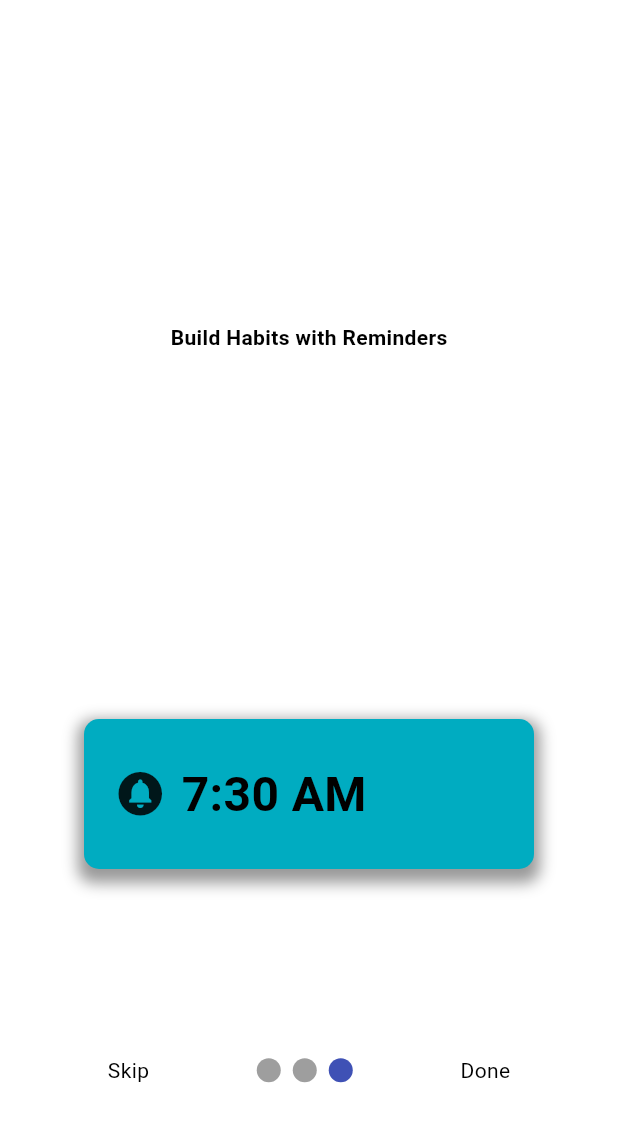
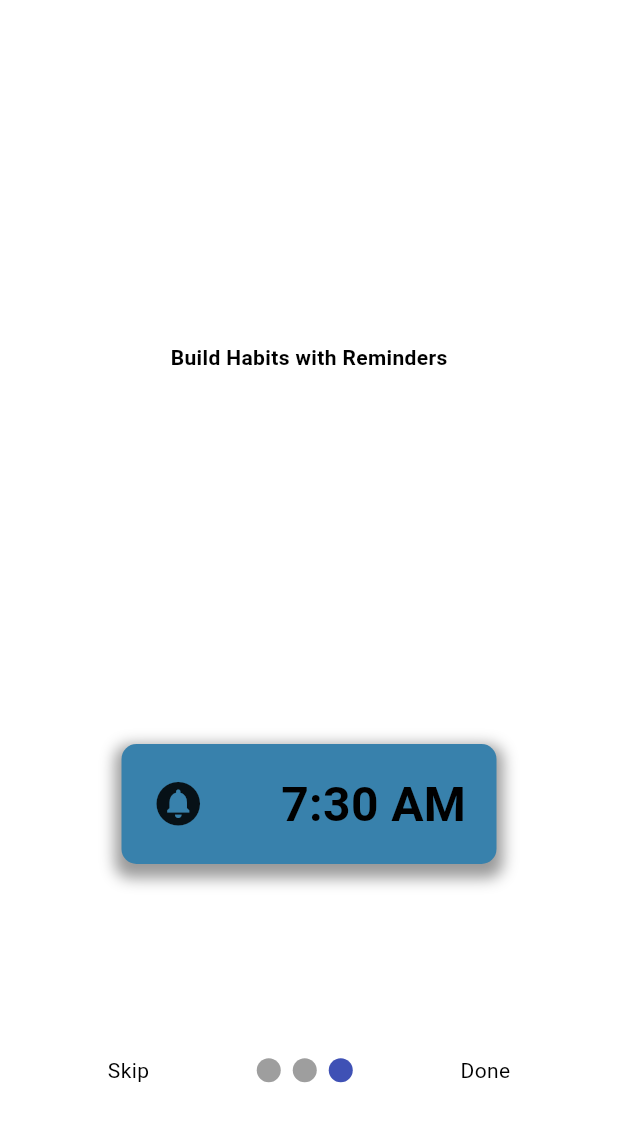
Before and after one commit to jerrychen-2018/Mood-Tracker-iOS-App, a Flutter app: the OnboardingPage screen opened directly, swiped to page 3, on a phone screen of 412 x 824 dp. Shown: the top 1122 px of the screen. Run offline on Flutter 3.47's test engine with Material 3 defaults, Android fonts, the phone set to English and light mode, and no system bars; drawn by our look-alikes of smooth_page_indicator; our stand-ins replace animated_text_kit, firebase_auth, firebase_core, flutter_local_notifications, flutter_native_timezone, flutter_svg and 10 more; missing offline and left inert: flutter_emoji; accounts and stored records are empty.

```diff
--- a/lib/Screens/Onboarding/onboarding_page.dart
+++ b/lib/Screens/Onboarding/onboarding_page.dart
@@ -15,11 +15,11 @@ class OnboardingPage extends StatefulWidget {
   const OnboardingPage({super.key});
 
   @override
-  State<OnboardingPage> createState() => _MyWidgetState();
+  State<OnboardingPage> createState() => _OnboardingPageState();
 }
 
-class _MyWidgetState extends State<OnboardingPage> {
-  late final LocalNotificationService service;
+class _OnboardingPageState extends State<OnboardingPage> {
+  final LocalNotificationService service = LocalNotificationService();
 
   // controller to keep track which page we're on
   final PageController _controller = PageController();
@@ -37,6 +37,12 @@ class _MyWidgetState extends State<OnboardingPage> {
       // Navigator.push(
       //     context, MaterialPageRoute(builder: ((context) => BottomNavBar())));
     }
+  }
+
+  @override
+  void didUpdateWidget(OnboardingPage oldWidget) {
+    // TODO: implement dispose
+    super.didUpdateWidget(oldWidget);
   }
 
   @override
@@ -77,7 +83,7 @@ class _MyWidgetState extends State<OnboardingPage> {
                       ? GestureDetector(
                           child: const Text("Done"),
                           onTap: () async {
-                            service = LocalNotificationService();
+                            //service = LocalNotificationService();
                             listenToNotification();
                             service.setup();
 
--- a/lib/Screens/Settings/settings.dart
+++ b/lib/Screens/Settings/settings.dart
@@ -38,13 +38,13 @@ class _SettingsState extends State<Settings> {
     return SafeArea(
       child: Scaffold(
         appBar: AppBar(
-          backgroundColor: Color.fromRGBO(112, 203, 255, 1),
           centerTitle: false,
           title: const Text("Settings",
               style: TextStyle(fontSize: 28, fontWeight: FontWeight.bold)),
           automaticallyImplyLeading: false,
         ),
-        body: Column(
+        body: Center(
+          child: Column(
             mainAxisAlignment: MainAxisAlignment.spaceEvenly,
             crossAxisAlignment: CrossAxisAlignment.center,
             children: [
@@ -66,6 +66,7 @@ class _SettingsState extends State<Settings> {
             ],
           ),
         ),
+      ),
     );
   }
 }
--- a/lib/Screens/Verse/emotions_words_page.dart
+++ b/lib/Screens/Verse/emotions_words_page.dart
@@ -414,7 +414,6 @@ class _EmotionWordsPageState extends State<EmotionWordsPage> {
                               finalVerseTitle = decoded['verseTitle'];
                               finalVerse = decoded['verse'];
 
-                              print(addedWords.toString());
                               if (!context.mounted) return;
                               Navigator.of(context).push(
                                 MaterialPageRoute(
--- a/lib/Screens/Verse/verse_page.dart
+++ b/lib/Screens/Verse/verse_page.dart
@@ -20,7 +20,7 @@ class VersePage extends StatelessWidget {
     return Consumer<Breadify>(
         builder: (context, value, child) => Container(
               color: Colors.white,
-              padding: EdgeInsets.only(left: 55, right: 55),
+              padding: const EdgeInsets.only(left: 55, right: 55),
               //alignment: Alignment(0, 0),
               child: Column(
                 mainAxisAlignment: MainAxisAlignment.center,
@@ -65,9 +65,7 @@ class VersePage extends StatelessWidget {
                       DateTime now = DateTime.now();
                       String formattedDate =
                           DateFormat.yMMMMd('en_US').add_jm().format(now);
-                      // await SQLHelper.createItem(
-                      //     verseTitle, verse, formattedDate, emotions);
-                      print(emotions);
+
                       Provider.of<Breadify>(context, listen: false)
                           .addEntryToList(
                               verseTitle, verse, formattedDate, emotions);
--- a/lib/Screens/VerseList/verse_list.dart
+++ b/lib/Screens/VerseList/verse_list.dart
@@ -31,7 +31,6 @@ class _VerseListState extends State<VerseList> {
     return Consumer<Breadify>(
         builder: (context, value, child) => Scaffold(
               appBar: AppBar(
-                backgroundColor: Color.fromRGBO(112, 203, 255, 1),
                 centerTitle: false,
                 title: const Text("Your Scripture List",
                     style:
--- a/lib/components/my_time_picker_button.dart
+++ b/lib/components/my_time_picker_button.dart
@@ -67,10 +67,10 @@ class _MyTimePickerButtonState extends State<MyTimePickerButton> {
                     value.scheduledAmPm);
               },
               child: Container(
-                height: 100,
-                width: 300,
+                height: 80,
+                width: 250,
                 decoration: BoxDecoration(
-                    color: Colors.cyan[600],
+                    color: Color.fromRGBO(56, 129, 172, 1),
                     borderRadius: BorderRadius.circular(10),
                     boxShadow: [
                       BoxShadow(
@@ -80,10 +80,10 @@ class _MyTimePickerButtonState extends State<MyTimePickerButton> {
                         offset: Offset(0, 5), // changes position of shadow
                       ),
                     ]),
-                margin: EdgeInsets.all(30),
-                padding: EdgeInsets.all(20),
+                margin: EdgeInsets.all(20),
+                padding: EdgeInsets.all(10),
                 child: Row(
-                  //mainAxisAlignment: MainAxisAlignment.spaceBetween,
+                  mainAxisAlignment: MainAxisAlignment.spaceAround,
                   crossAxisAlignment: CrossAxisAlignment.center,
                   children: [
                     const Stack(children: [
@@ -96,9 +96,7 @@ class _MyTimePickerButtonState extends State<MyTimePickerButton> {
                       "${value.scheduledHour}:${(value.scheduledMinute < 10) ? '0${value.scheduledMinute.toString()}' : value.scheduledMinute.toString()} ${(value.scheduledAmPm == 0) ? 'AM' : 'PM'}",
                       //"${currHour.toString()}:${(currMinute < 10) ? '0${currMinute.toString()}' : currMinute.toString()} ${(currAmPm == 0) ? 'AM' : 'PM'}",
                       style: const TextStyle(
-                          fontSize: 32,
-                          color: Colors.black,
-                          fontWeight: FontWeight.bold),
+                          fontSize: 32, fontWeight: FontWeight.bold),
                     ),
                   ],
                 ),
--- a/lib/themes/theme.dart
+++ b/lib/themes/theme.dart
@@ -2,14 +2,17 @@ import "package:flutter/material.dart";
 
 ThemeData lightMode = ThemeData(
     brightness: Brightness.light,
-    colorScheme: ColorScheme.light(
+    appBarTheme: const AppBarTheme(color: Color.fromRGBO(112, 203, 255, 1)),
+    colorScheme: const ColorScheme.light(
         background: Color.fromRGBO(112, 203, 255, 1),
         primary: Color.fromRGBO(56, 129, 172, 1),
         secondary: Color.fromRGBO(33, 93, 128, 1)));
 
 ThemeData darkMode = ThemeData(
     brightness: Brightness.dark,
+    appBarTheme: AppBarTheme(color: Colors.grey.shade800),
+    iconTheme: IconThemeData(color: Colors.white),
     colorScheme: ColorScheme.dark(
         background: Colors.grey.shade800,
-        primary: Colors.grey.shade700,
-        secondary: Colors.grey.shade600));
+        primary: Colors.grey.shade600,
+        secondary: Colors.white));
```
Lines whose indentation alone changed are shown as unchanged.
